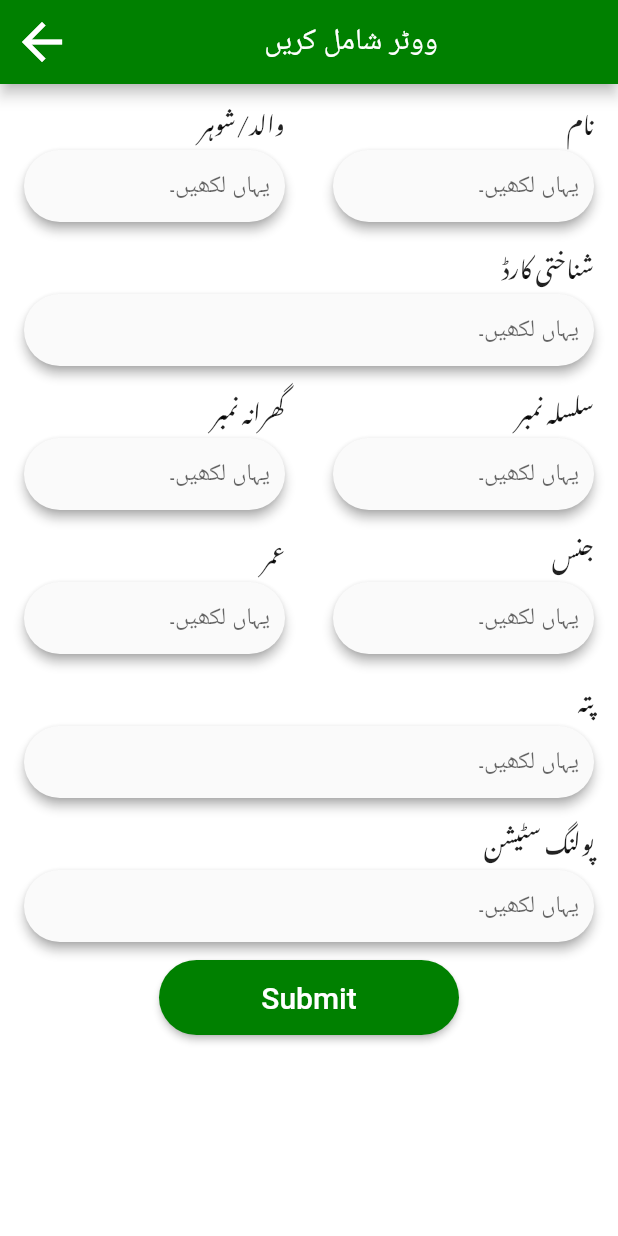
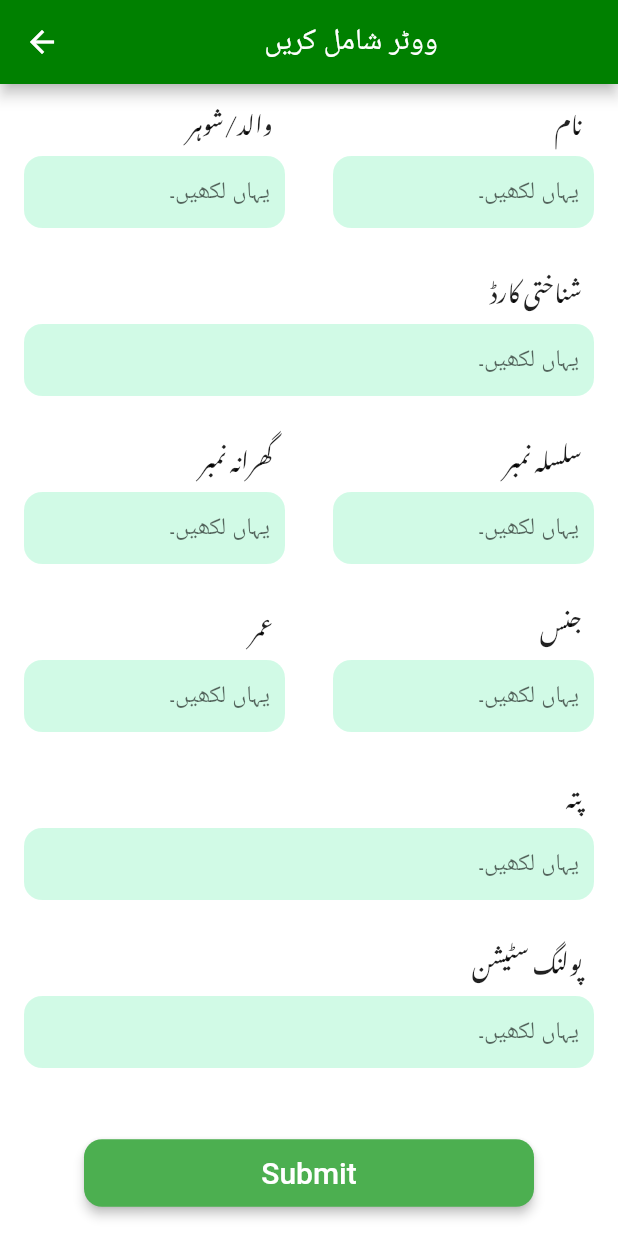
Before and after one commit to usamamalik3/voter_record, a Flutter app: the screen it shows after launch, after a tap on "رجسٹریشن فارم", on a phone screen of 412 x 824 dp. Run offline on Flutter 3.47's test engine with Material 2 defaults, Android fonts, the phone set to English and light mode, and no system bars; our stand-ins replace cloud_firestore, firebase_core, flutter_bloc, form_field_validator, mask_text_input_formatter; accounts and stored records are empty.

Commit message:
ui desgin updated

```diff
--- /dev/null
+++ b/lib/global/widgets/textfield.dart
@@ -0,0 +1,49 @@
+import 'package:flutter/material.dart';
+
+class CustomField extends StatelessWidget {
+  const CustomField({
+    Key? key,
+    required this.hint,
+    required this.fldltxt,
+    required this.controler,
+    this.validattor,
+    this.keyboardType,
+  }) : super(key: key);
+
+  final String hint;
+  final String fldltxt;
+  final TextEditingController controler;
+  final String? Function(String?)? validattor;
+  final TextInputType? keyboardType;
+
+  @override
+  Widget build(BuildContext context) {
+    return Padding(
+      padding: const EdgeInsets.only(bottom: 12),
+      child: ListTile(
+        title: Padding(
+          padding: const EdgeInsets.only(right: 8, bottom: 4),
+          child: Align(
+              alignment: Alignment.topRight,
+              child: Text(
+                fldltxt,
+                style: const TextStyle(fontFamily: "NotoNastaliqUrdu"),
+              )),
+        ),
+        minLeadingWidth: 8.0,
+        subtitle: TextFormField(
+          keyboardType: keyboardType,
+          controller: controler,
+          validator: validattor,
+          textAlign: TextAlign.right,
+          cursorColor: Theme.of(context).primaryColor,
+          textDirection: TextDirection.rtl,
+          decoration: InputDecoration(
+            contentPadding: const EdgeInsets.symmetric(horizontal: 10),
+            hintText: hint,
+          ),
+        ),
+      ),
+    );
+  }
+}
--- a/lib/main.dart
+++ b/lib/main.dart
@@ -19,19 +19,32 @@ class MyApp extends StatelessWidget {
       title: 'AL hayat 360',
       themeMode: ThemeMode.dark,
       theme: ThemeData(
+          primaryColor: Colors.green,
           scaffoldBackgroundColor: Colors.white.withOpacity(.98),
-          iconTheme: const IconThemeData(color: Color(0Xff008000), size: 40),
+          iconTheme: const IconThemeData(
+            color: Color(0Xff008000),
+          ),
           primarySwatch: Colors.blue,
-          cardTheme: const CardTheme(
-            elevation: 4,
+          cardTheme: CardTheme(
+              elevation: 2,
+              shape: RoundedRectangleBorder(
+                  borderRadius: BorderRadius.circular(12))),
+          textSelectionTheme: const TextSelectionThemeData(
+            cursorColor: Colors.green,
           ),
+          elevatedButtonTheme: ElevatedButtonThemeData(
+              style: ElevatedButton.styleFrom(
+                  primary: Colors.green,
+                  shape: RoundedRectangleBorder(
+                      borderRadius: BorderRadius.circular(12)),
+                  elevation: 3,
+                  minimumSize: const Size(300, 45))),
           inputDecorationTheme: InputDecorationTheme(
-              focusedBorder: OutlineInputBorder(
-                  borderRadius: BorderRadius.circular(100),
-                  borderSide: const BorderSide(
-                    width: 2,
-                    color: Color(0Xff008000),
-                  ))),
+              filled: true,
+              fillColor: Colors.greenAccent.withOpacity(.3),
+              border: OutlineInputBorder(
+                  borderRadius: BorderRadius.circular(12),
+                  borderSide: BorderSide.none)),
           appBarTheme: const AppBarTheme(backgroundColor: Color(0Xff008000))),
       home: DashBoard(),
     );
--- a/lib/screens/Dashboard.dart
+++ b/lib/screens/Dashboard.dart
@@ -1,10 +1,9 @@
 import 'package:flutter/material.dart';
 import 'package:voterrecord/models/dashboardItem.dart';
 import 'package:voterrecord/screens/add_data.dart';
-
+import 'package:voterrecord/utils/dashboard_item_list.dart';
 
 class DashBoard extends StatefulWidget {
-
   DashBoard({Key? key}) : super(key: key);
 
   @override
@@ -12,56 +11,10 @@ class DashBoard extends StatefulWidget {
 }
 
 class _DashBoardState extends State<DashBoard> {
-
-
   @override
   Widget build(BuildContext context) {
-     Items item1 = Items(
-      title: "رجسٹریشن فارم",
-
-      icon: const Icon(Icons.add_circle_outline), onPressed:(){
-        Navigator.push(context, MaterialPageRoute(builder: (context) => const AddData()),);
-      });
-
-  Items item2 =  Items(
-    title: " پندرہ رکنی باڈی",
-
-    icon: const Icon(Icons.group_outlined),
-     onPressed: (){},
-  );
-
-  Items item3 =  Items(
-    title: "ووٹر لسٹ",
-
-    icon: const Icon(Icons.list_alt_outlined),
-     onPressed: (){},
-
-  );
-
-  Items item4 =  Items(
-    title: "ڈاکیومنٹ",
-
-    icon: const Icon(Icons.document_scanner_outlined),
-     onPressed: (){},
-  );
-
-  Items item5 = Items(
-    title: "میڈیا",
-
-   icon: const Icon(Icons.perm_media_outlined),
-    onPressed: (){}
-  );
-
-  Items item6 = Items(
-    title: "ہم سے رابطہ کریں",
-
-    icon: const Icon(Icons.contact_page_outlined),
-     onPressed: (){}
-  );
-    List<Items> myList = [item1, item2, item3, item4, item5, item6];
     return Scaffold(
       appBar: AppBar(
-
         backgroundColor: Colors.transparent,
         elevation: 0.0,
         toolbarHeight: 70,
@@ -69,65 +22,67 @@ class _DashBoardState extends State<DashBoard> {
         centerTitle: true,
         flexibleSpace: Container(
           decoration: const BoxDecoration(
-                borderRadius: BorderRadius.only(bottomLeft: Radius.circular(20),bottomRight: Radius.circular(20)),
-                gradient: LinearGradient(
-                    colors: [Color.fromARGB(255, 72, 163, 75),Color.fromARGB(255, 17, 121, 5)],
-                    begin: Alignment.bottomCenter,
-                    end: Alignment.topCenter
-                )
-            ),
+              borderRadius: BorderRadius.only(
+                  bottomLeft: Radius.circular(20),
+                  bottomRight: Radius.circular(20)),
+              gradient: LinearGradient(colors: [
+                Color.fromARGB(255, 72, 163, 75),
+                Color.fromARGB(255, 17, 121, 5)
+              ], begin: Alignment.bottomCenter, end: Alignment.topCenter)),
         ),
       ),
       body: Padding(
-        padding: const EdgeInsets.only(top:15.0),
+        padding: const EdgeInsets.only(top: 15.0),
         child: Column(
           children: [
             Expanded(
               child: Container(
-            padding:  const EdgeInsets.only(left: 16, right: 16, bottom: 16),
+                padding: const EdgeInsets.only(left: 16, right: 16, bottom: 16),
                 child: GridView.count(
                   crossAxisSpacing: 16,
                   mainAxisSpacing: 16,
                   crossAxisCount: 2,
                   childAspectRatio: .90,
-              children: myList.map((data){
-                return GestureDetector(
-                  onTap: data.onPressed,
-                  child: Card(
-                    elevation: 2,
-                    shape: RoundedRectangleBorder(
-                      borderRadius: BorderRadius.circular(8)
+                  children: myList.map((data) {
+                    return InkWell(
+                      splashColor: Theme.of(context).primaryColor,
+                      borderRadius: BorderRadius.circular(12),
+                      onTap: () {
+                        Navigator.push(
+                          context,
+                          MaterialPageRoute(
+                              builder: (context) => const AddData()),
+                        );
+                      },
+                      child: Container(
+                        clipBehavior: Clip.antiAlias,
+                        decoration: BoxDecoration(
+                          borderRadius: BorderRadius.circular(12),
+                          color:
+                              Theme.of(context).inputDecorationTheme.fillColor!,
                         ),
-                    child: Center(
                         child: Column(
-                        mainAxisSize: MainAxisSize.min,
-                        children:  <Widget>[
+                          mainAxisAlignment: MainAxisAlignment.center,
+                          children: <Widget>[
                             data.icon,
-
                             const SizedBox(height: 14),
                             Text(
                               data.title,
-                    style:  const TextStyle(
+                              style: const TextStyle(
                                 color: Colors.black,
                                 fontSize: 16,
                                 fontWeight: FontWeight.w600,
                               ),
                             ),
-
                             SizedBox(height: 8),
-
-
                           ],
-                      ),
                         ),
                       ),
                     );
                   }).toList(),
                 ),
               ),
-
             ),
-
           ],
         ),
       ),
--- a/lib/screens/add_data.dart
+++ b/lib/screens/add_data.dart
@@ -1,5 +1,6 @@
 import 'package:flutter/material.dart';
 import 'package:form_field_validator/form_field_validator.dart';
+import 'package:voterrecord/global/widgets/textfield.dart';
 import 'package:voterrecord/models/database_service.dart';
 import 'package:voterrecord/models/voter.dart';
 
@@ -128,21 +129,11 @@ class _AddDataState extends State<AddData> {
                   validattor: RequiredValidator(errorText: "Required"),
                 )),
             Padding(
-              padding: const EdgeInsets.all(8.0),
+              padding:
+                  const EdgeInsets.symmetric(vertical: 24).copyWith(top: 30),
               child: !isLoading
                   ? Center(
                       child: ElevatedButton(
-                          style: ButtonStyle(
-                              shape: MaterialStateProperty.all<
-                                      RoundedRectangleBorder>(
-                                  RoundedRectangleBorder(
-                                      borderRadius: BorderRadius.circular(25.0),
-                                      side: const BorderSide(
-                                          color: Color(0Xff0080)))),
-                              minimumSize: MaterialStateProperty.all(
-                                  const Size(200, 50)),
-                              backgroundColor: MaterialStateProperty.all<Color>(
-                                  const Color(0Xff008000))),
                           onPressed: (() async {
                             if (_formKey.currentState!.validate()) {
                               DatabaseService service = DatabaseService();
@@ -182,50 +173,3 @@ class _AddDataState extends State<AddData> {
     );
   }
 }
-
-class CustomField extends StatelessWidget {
-  const CustomField({
-    Key? key,
-    required this.hint,
-    required this.fldltxt,
-    required this.controler,
-    this.validattor,
-    this.keyboardType,
-  }) : super(key: key);
-
-  final String hint;
-  final String fldltxt;
-  final TextEditingController controler;
-  final String? Function(String?)? validattor;
-  final TextInputType? keyboardType;
-
-  @override
-  Widget build(BuildContext context) {
-    return ListTile(
-      title: Align(
-          alignment: Alignment.topRight,
-          child: Text(
-            fldltxt,
-            style: const TextStyle(fontFamily: "NotoNastaliqUrdu"),
-          )),
-      minLeadingWidth: 8.0,
-      subtitle: Material(
-        borderRadius: const BorderRadius.all(Radius.circular(100.0)),
-        elevation: 3,
-        shadowColor: Colors.grey,
-        child: TextFormField(
-          keyboardType: keyboardType,
-          controller: controler,
-          validator: validattor,
-          textAlign: TextAlign.right,
-          textDirection: TextDirection.rtl,
-          decoration: InputDecoration(
-            border: InputBorder.none,
-            contentPadding: const EdgeInsets.symmetric(horizontal: 10),
-            hintText: hint,
-          ),
-        ),
-      ),
-    );
-  }
-}
--- /dev/null
+++ b/lib/utils/dashboard_item_list.dart
@@ -0,0 +1,52 @@
+import 'package:flutter/material.dart';
+import 'package:voterrecord/models/dashboardItem.dart';
+
+import '../screens/add_data.dart';
+
+List<Items> myList = [
+  Items(
+      title: "رجسٹریشن فارم",
+      icon: const Icon(
+        Icons.add_circle_outline,
+        size: 50,
+      ),
+      onPressed: () {}),
+  Items(
+    title: " پندرہ رکنی باڈی",
+    icon: const Icon(
+      Icons.group_outlined,
+      size: 50,
+    ),
+    onPressed: () {},
+  ),
+  Items(
+    title: "ووٹر لسٹ",
+    icon: const Icon(
+      Icons.list_alt_outlined,
+      size: 50,
+    ),
+    onPressed: () {},
+  ),
+  Items(
+    title: "ڈاکیومنٹ",
+    icon: const Icon(
+      Icons.document_scanner_outlined,
+      size: 50,
+    ),
+    onPressed: () {},
+  ),
+  Items(
+      title: "میڈیا",
+      icon: const Icon(
+        Icons.perm_media_outlined,
+        size: 50,
+      ),
+      onPressed: () {}),
+  Items(
+      title: "ہم سے رابطہ کریں",
+      icon: const Icon(
+        Icons.contact_page_outlined,
+        size: 50,
+      ),
+      onPressed: () {}),
+];
```
Lines whose indentation alone changed are shown as unchanged.
